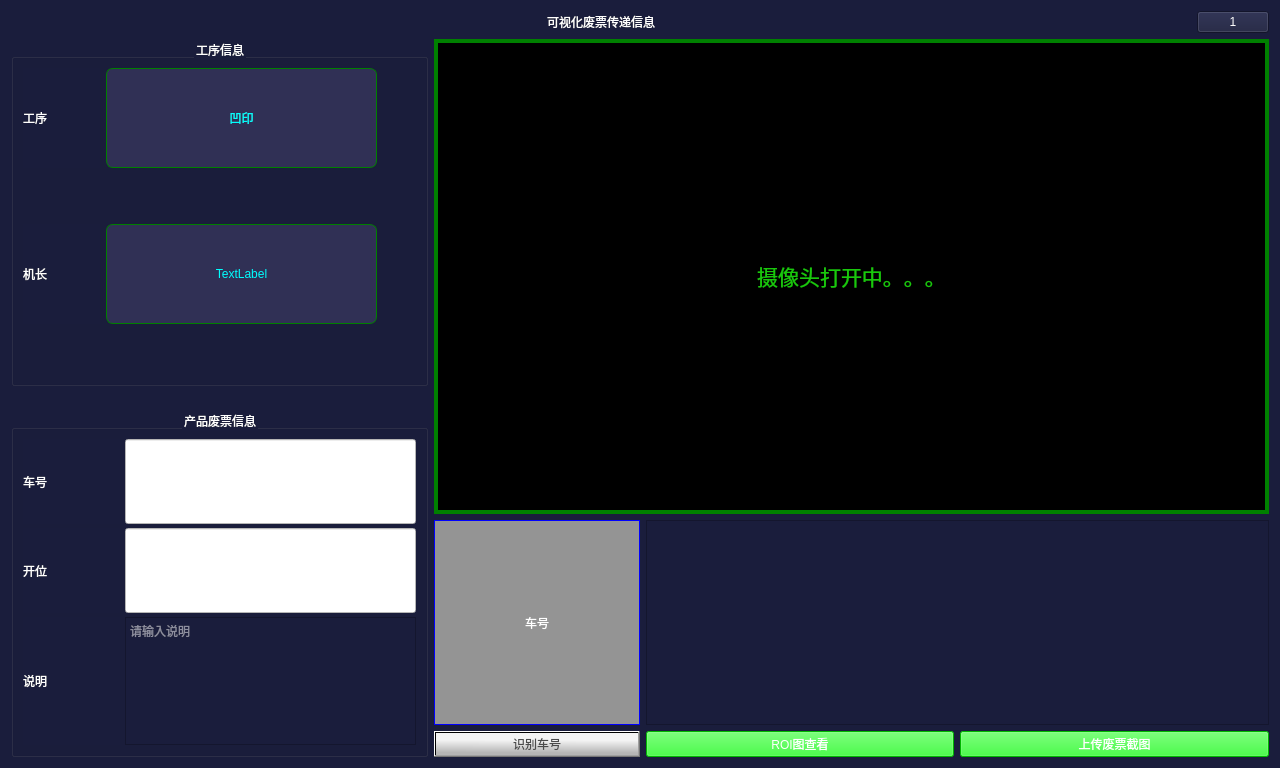
Before: the Qt Designer form mainWindow.ui in yangyi1976/visualProductPass, drawn with Qt 5.
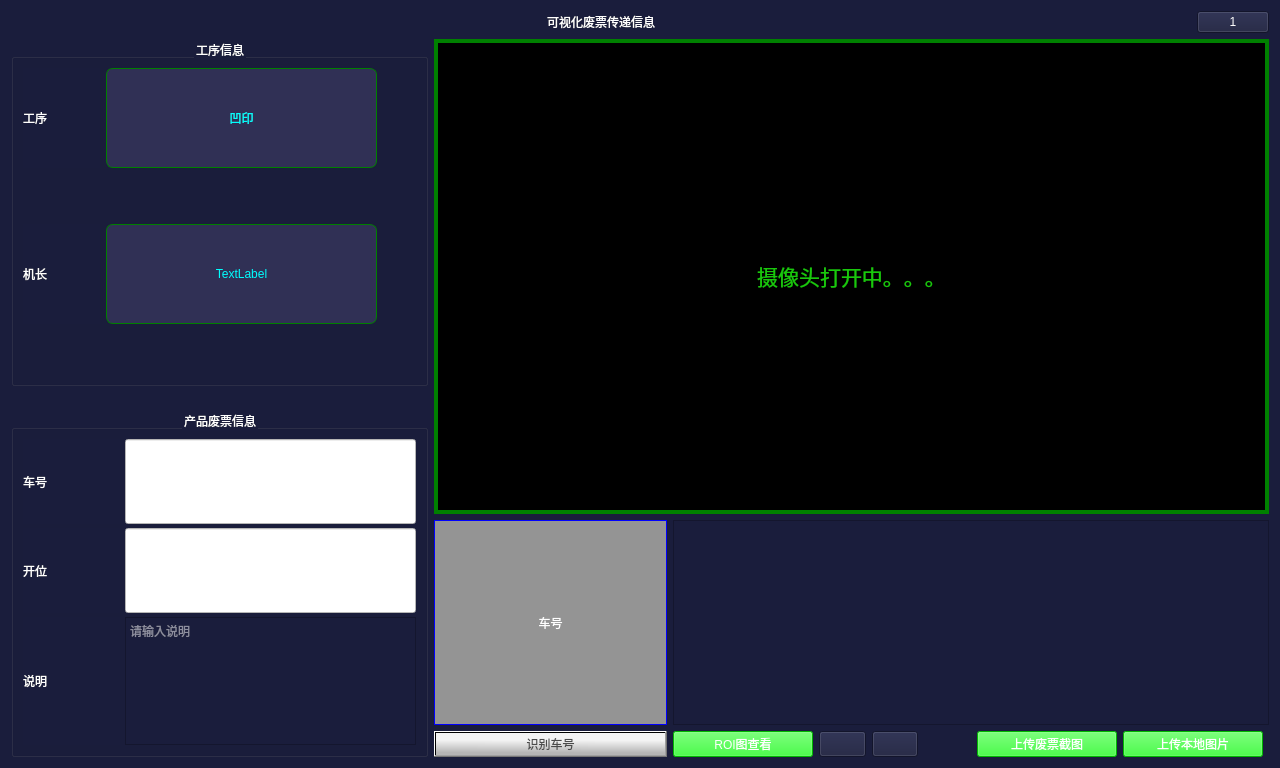
After: the same form once the commit is applied.

What changed in the file:
```diff
--- a/mainWindow.ui
+++ b/mainWindow.ui
@@ -356,24 +356,7 @@
         </widget>
        </item>
        <item>
-        <layout class="QGridLayout" name="gridLayout_3" columnstretch="2,3,3">
-         <item row="0" column="0">
-          <widget class="QLabel" name="lbNumberpPic">
-           <property name="styleSheet">
-            <string notr="true">border:1px solid blue;
-background-color: rgb(148, 148, 148);</string>
-           </property>
-           <property name="text">
-            <string>车号</string>
-           </property>
-           <property name="textFormat">
-            <enum>Qt::AutoText</enum>
-           </property>
-           <property name="alignment">
-            <set>Qt::AlignCenter</set>
-           </property>
-          </widget>
-         </item>
+        <layout class="QGridLayout" name="gridLayout_3" columnstretch="5,3,1,1,1,3,3,0" columnminimumwidth="0,0,0,0,0,0,0,0">
          <item row="1" column="0">
           <widget class="QPushButton" name="btnDetcCart">
            <property name="styleSheet">
@@ -399,6 +382,90 @@
            </property>
           </widget>
          </item>
+         <item row="1" column="5">
+          <widget class="QPushButton" name="btnUploadRIO">
+           <property name="styleSheet">
+            <string notr="true">QPushButton{background-color: rgb(0, 255, 0);}
+
+:pressed
+{ 
+ padding-left:3px;
+ padding-top:3px;
+}
+:hover
+{
+ color:rgb(75, 75, 75);
+}</string>
+           </property>
+           <property name="text">
+            <string>上传废票截图</string>
+           </property>
+          </widget>
+         </item>
+         <item row="0" column="1" colspan="7">
+          <widget class="QListWidget" name="lsImgROIWidget"/>
+         </item>
+         <item row="0" column="0">
+          <widget class="QLabel" name="lbNumberpPic">
+           <property name="styleSheet">
+            <string notr="true">border:1px solid blue;
+background-color: rgb(148, 148, 148);</string>
+           </property>
+           <property name="text">
+            <string>车号</string>
+           </property>
+           <property name="textFormat">
+            <enum>Qt::AutoText</enum>
+           </property>
+           <property name="alignment">
+            <set>Qt::AlignCenter</set>
+           </property>
+          </widget>
+         </item>
+         <item row="1" column="2">
+          <widget class="QPushButton" name="btnCounterRot">
+           <property name="sizePolicy">
+            <sizepolicy hsizetype="Preferred" vsizetype="Preferred">
+             <horstretch>0</horstretch>
+             <verstretch>0</verstretch>
+            </sizepolicy>
+           </property>
+           <property name="minimumSize">
+            <size>
+             <width>16</width>
+             <height>16</height>
+            </size>
+           </property>
+           <property name="maximumSize">
+            <size>
+             <width>72</width>
+             <height>72</height>
+            </size>
+           </property>
+           <property name="text">
+            <string/>
+           </property>
+          </widget>
+         </item>
+         <item row="1" column="6">
+          <widget class="QPushButton" name="btnUpLocal">
+           <property name="styleSheet">
+            <string notr="true">QPushButton{background-color: rgb(0, 255, 0);}
+:pressed
+{ 
+ padding-left:3px;
+ padding-top:3px;
+}
+:hover
+{
+ color:rgb(75, 75, 75);
+}</string>
+           </property>
+           <property name="text">
+            <string>上传本地图片</string>
+           </property>
+          </widget>
+         </item>
          <item row="1" column="1">
           <widget class="QPushButton" name="btnViewROITable">
            <property name="styleSheet">
@@ -419,27 +486,37 @@
            </property>
           </widget>
          </item>
-         <item row="1" column="2">
-          <widget class="QPushButton" name="btnUploadRIO">
-           <property name="styleSheet">
-            <string notr="true">QPushButton{background-color: rgb(0, 255, 0);}
-:pressed
-{ 
- padding-left:3px;
- padding-top:3px;
-}
-:hover
-{
- color:rgb(75, 75, 75);
-}</string>
+         <item row="1" column="3">
+          <widget class="QPushButton" name="btnRot">
+           <property name="minimumSize">
+            <size>
+             <width>16</width>
+             <height>16</height>
+            </size>
+           </property>
+           <property name="maximumSize">
+            <size>
+             <width>72</width>
+             <height>72</height>
+            </size>
            </property>
            <property name="text">
-            <string>上传废票截图</string>
+            <string/>
            </property>
           </widget>
          </item>
-         <item row="0" column="1" colspan="2">
-          <widget class="QListWidget" name="lsImgROIWidget"/>
+         <item row="1" column="4">
+          <spacer name="horizontalSpacer_2">
+           <property name="orientation">
+            <enum>Qt::Horizontal</enum>
+           </property>
+           <property name="sizeHint" stdset="0">
+            <size>
+             <width>10</width>
+             <height>20</height>
+            </size>
+           </property>
+          </spacer>
          </item>
         </layout>
        </item>
```
